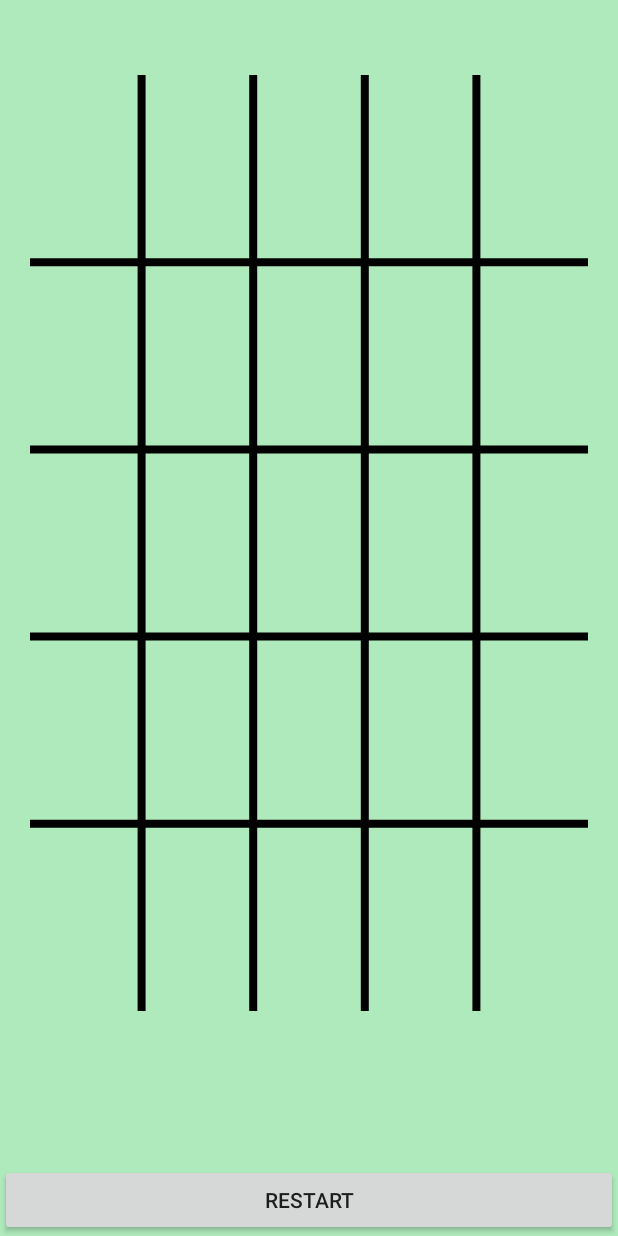
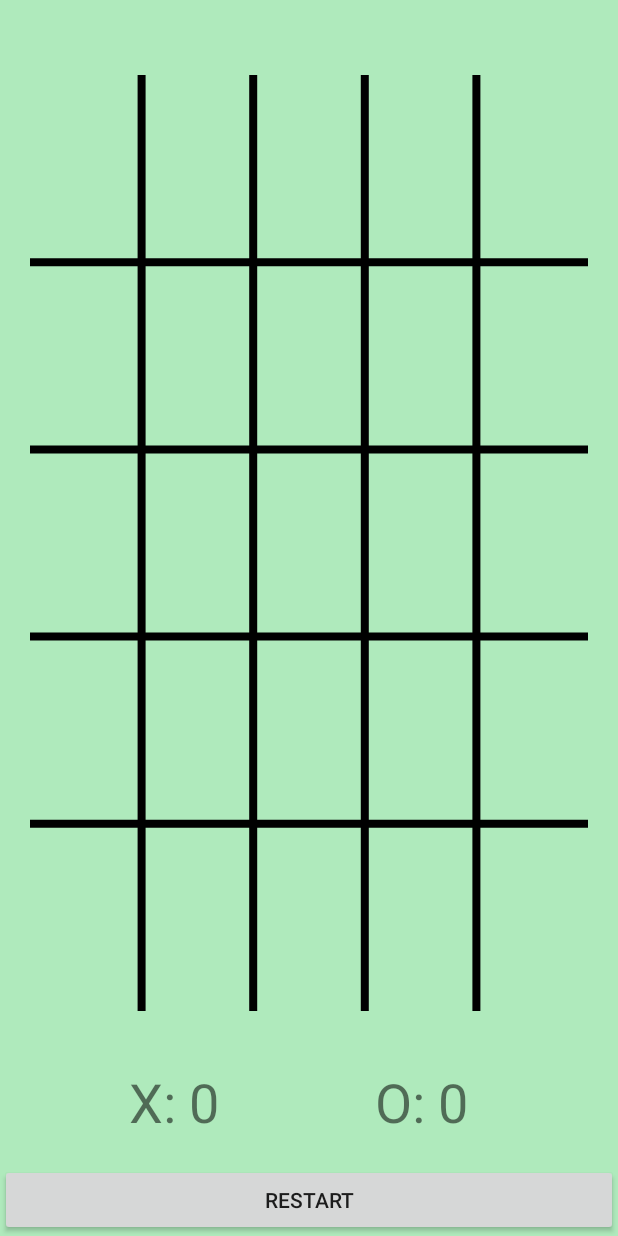
Before and after one commit to bogdanovsi/xo, an Android app: the screen it shows after launch (MainActivity), on a phone screen of 412 x 824 dp. Run offline under Robolectric (Android 15) with nearby library versions, the phone set to English and light mode, and no system bars.

Commit message:
added player account display

```diff
--- a/app/src/main/java/com/freekerrr/xo/DrawView.java
+++ b/app/src/main/java/com/freekerrr/xo/DrawView.java
@@ -9,8 +9,7 @@ import android.util.AttributeSet;
 import android.util.Log;
 import android.view.MotionEvent;
 import android.view.View;
-
-import java.util.Arrays;
+import android.widget.TextView;
 
 class DrawView extends View {
 
@@ -23,9 +22,9 @@ class DrawView extends View {
     private Paint paint;
 
     private float stepX;
-    private float stepY;
-    private float x, y;
     private GameController gameController;
+    private TextView tvplayerX;
+    private TextView tvplayerO;
 
     public DrawView(Context c, AttributeSet attrs) {
         super(c, attrs);
@@ -61,12 +60,11 @@ class DrawView extends View {
         width = w;
         height = h;
 
-        gameController = new GameController(width, height, 5);
+        gameController = new GameController(tvplayerX, tvplayerO, width, height, 5);
 
         dxMap = gameController.getDxMap();
 
         stepX = gameController.getStepX();
-        stepY = gameController.getStepY();
     }
 
     // override onDraw
@@ -107,7 +105,6 @@ class DrawView extends View {
     public boolean onTouchEvent(MotionEvent event) {
         float ex = event.getX();
         float ey = event.getY();
-
 
         if (event.getAction() == MotionEvent.ACTION_DOWN) {
             Log.i("actionDownCoordinates", "ex: " + ex + " ey: " + ey);
@@ -157,4 +154,12 @@ class DrawView extends View {
         return canvas;
     }
 
+    public GameController getGameController() {
+        return gameController;
+    }
+
+    public void setTv(TextView tv1, TextView tv2) {
+        tvplayerX = tv1;
+        tvplayerO = tv2;
+    }
 }
--- a/app/src/main/java/com/freekerrr/xo/GameController.java
+++ b/app/src/main/java/com/freekerrr/xo/GameController.java
@@ -1,8 +1,8 @@
 package com.freekerrr.xo;
 
 import android.util.Log;
+import android.widget.TextView;
 
-import java.sql.Array;
 import java.util.Arrays;
 
 /**
@@ -19,12 +19,13 @@ public class GameController {
     private float stepX;
     private float stepY;
     private boolean player;
-
+    private TextView tvplayerX;
+    private TextView tvplayerO;
     private int size;
 
+    private int playerX;
+    private int playerO;
 
-    private int playerX;
-    private int playerY;
     private int winScore;
 
     public GameController() {
@@ -35,14 +36,17 @@ public class GameController {
 
         winScore = 3;
         playerX = 0;
-        playerY = 0;
+        playerO = 0;
     }
 
-    public GameController(float w, float h, int s) {
+    public GameController(TextView tv1, TextView tv2, float w, float h, int s) {
         this();
         weight = w;
         height = h;
         size = s;
+
+        tvplayerX = tv1;
+        tvplayerO = tv2;
 
         if (size == 1) {
             winScore = 1;
@@ -115,7 +119,7 @@ public class GameController {
                 Log.i("Distance: ", String.valueOf(dist));
                 Log.i("Dl: ", String.valueOf(dl));
 
-                checkMap(i);
+                checkWin(i);
 
                 player = !player;
             }
@@ -123,11 +127,7 @@ public class GameController {
 
     }
 
-    private void checkMap(int index) {
-        win3(index);
-    }
-
-    private void win3(int index) {
+    private void checkWin(int index) {
 
         int pl = map[index];
         System.out.println("index: " + index);
@@ -158,7 +158,6 @@ public class GameController {
 //                System.out.println(checkLine(index, pl, -1));
         } else {
             //мы в области
-
             horizontal = (checkLine(index, pl, 1) + checkLine(index, pl, -1) - 1);
             rightDown = (checkLine(index, pl, size + 1) + checkLine(index, pl, -(size + 1)) - 1);
             rightUp = (checkLine(index, pl, size - 1) + checkLine(index, pl, -(size - 1)) - 1);
@@ -174,6 +173,13 @@ public class GameController {
 
         if (horizontal == winScore || rightDown == winScore || rightUp == winScore || vertical == winScore) {
             System.out.println(pl + " player win!!");
+            if (pl == 1) {
+                playerX++;
+            } else {
+                playerO++;
+            }
+            tvplayerX.setText("X: " + playerX);
+            tvplayerO.setText("O: " + playerO);
         }
     }
 
@@ -191,7 +197,7 @@ public class GameController {
 
     public void cleanMap() {
         map = new int[size * size];
-        player = true;
+        //  player = true;
     }
 
     public int[] getMap() {
@@ -214,4 +220,7 @@ public class GameController {
         return size;
     }
 
+    public int[] getPlayersScore() {
+        return new int[]{playerX, playerO};
+    }
 }
--- a/app/src/main/java/com/freekerrr/xo/MainActivity.java
+++ b/app/src/main/java/com/freekerrr/xo/MainActivity.java
@@ -1,19 +1,15 @@
 package com.freekerrr.xo;
 
 import android.app.Activity;
-import android.content.Context;
-import android.graphics.Canvas;
-import android.graphics.Color;
-import android.graphics.Paint;
-import android.graphics.drawable.DrawableWrapper;
-import android.support.v7.app.AppCompatActivity;
 import android.os.Bundle;
 import android.view.View;
-import android.view.ViewGroup;
+import android.widget.TextView;
 
 public class MainActivity extends Activity {
 
     DrawView drawView;
+    TextView playerX;
+    TextView playerO;
 
     @Override
     protected void onCreate(Bundle savedInstanceState) {
@@ -21,7 +17,11 @@ public class MainActivity extends Activity {
         setContentView(R.layout.activity_main);
 
         drawView = (DrawView) findViewById(R.id.drawView);
-        //  drawView.drawTable(900,900);
+
+        playerX = (TextView) findViewById(R.id.playerX);
+        playerO = (TextView) findViewById(R.id.playerO);
+
+        drawView.setTv(playerX, playerO);
     }
 
     public void clearCanvas(View view) {
--- a/app/src/main/res/layout/activity_main.xml
+++ b/app/src/main/res/layout/activity_main.xml
@@ -15,12 +15,36 @@
         android:layout_marginRight="20dp"
         />
 
+    <TextView
+        android:id="@+id/playerX"
+        android:layout_width="wrap_content"
+        android:layout_height="wrap_content"
+        android:layout_above="@+id/button"
+        android:layout_alignStart="@+id/drawView"
+        android:layout_marginBottom="17dp"
+        android:layout_marginStart="66dp"
+        android:text="X: 0"
+        android:textSize="36sp"/>
+
+    <TextView
+        android:id="@+id/playerO"
+        android:layout_width="wrap_content"
+        android:layout_height="wrap_content"
+        android:layout_alignBaseline="@+id/playerX"
+        android:layout_alignBottom="@+id/playerX"
+        android:layout_alignEnd="@+id/drawView"
+        android:layout_marginEnd="80dp"
+        android:text="O: 0"
+        android:textSize="36sp"/>
+
+
     <Button
         android:layout_width="match_parent"
         android:layout_height="wrap_content"
         android:text="@string/restart"
         android:layout_alignParentBottom="true"
         android:layout_alignParentStart="true"
-        android:onClick="clearCanvas"/>
+        android:onClick="clearCanvas"
+        android:id="@+id/button"/>
 
 </RelativeLayout>
```
